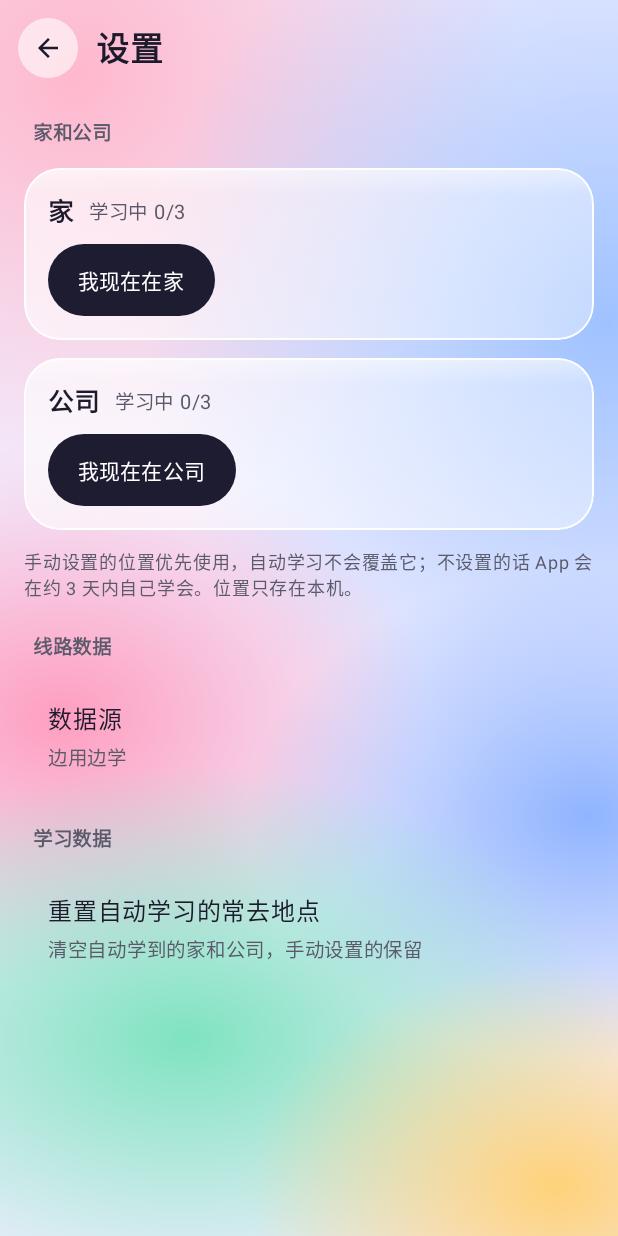
After one commit to Invalided/CommuteCapsule, an Android app built with Jetpack Compose: the composable SettingsScreen shown on its own in the app's theme, on a phone screen of 412 x 824 dp. The commit adds this screen. Run offline under Robolectric (Android 15) with nearby library versions, the phone set to English and light mode, and no system bars; pictures from the network do not load.

Commit message:
Allow setting home and work manually and add a settings page
- Places: add setManual, clearManual, manual and learned. A manually set
  home or work location takes precedence over learned results; automatic
  learning only updates its own votes and samples and never changes or
  removes a manual setting. Resetting learned places keeps manual ones.
- Add PlacesSetup: set home or work from the current location (fixes
  less accurate than 200 m are rejected), switch back to automatic
  learning, and show the learning progress.
- Add a settings page, reachable from the home menu, with home and work,
  the data source, and resetting learned places.
- Add PlacesManualTest for the stored format.

```diff
--- a/app/src/main/java/com/busnotice/commute/Places.kt
+++ b/app/src/main/java/com/busnotice/commute/Places.kt
@@ -16,7 +16,8 @@ import java.time.ZoneId
  *     夜里（21 点–次日 7 点前）样本最多、且跨 ≥ 3 天的点 = 家；工作日白天（10–17 点前）样本最多、跨 ≥ 3 天的另一个点 = 公司。
  *     采样点只存本机，不进导出轨迹。采样学出来的就用采样的，没学出来才用 1、2 的投票。
  * 同类的票 150 米内并成一个点（按精度加权的滑动中心），≥ 3 票且来自 ≥ 2 天才算确认。
- * 目前只用来显示状态，不参与任何行程判断。
+ * 用户也可以手动设置家 / 公司（用当时的定位）：手动设置优先于自动学到的结果，自动学习只更新自己的数据，
+ * 永远不会覆盖或清除手动设置；只有用户自己能修改或清除。
  */
 object Places {
     enum class Kind { HOME, WORK }
@@ -194,8 +195,46 @@ object Places {
         return (derivedBest?.get(k) ?: 0).coerceAtMost(NEED_SAMPLE_DAYS)
     }
 
-    /** 确认的地点：先用采样学出来的，没有才用投票的 */
+    // ---------- 手动设置 ----------
+    private fun manualKey(k: Kind) = "manual_${k.name}"
+
+    /** 用户手动设置的位置；没有设置返回 null */
+    fun manual(ctx: Context, kind: Kind): Pair<Double, Double>? {
+        val raw = ctx.getSharedPreferences(PREFS, Context.MODE_PRIVATE).getString(manualKey(kind), null) ?: return null
+        return parseManual(raw)
+    }
+
+    /** 手动设置家 / 公司（只由用户操作调用）；之后自动学习不会改动它 */
+    fun setManual(ctx: Context, kind: Kind, lat: Double, lng: Double) {
+        if (lat.isNaN() || lng.isNaN()) return
+        ctx.getSharedPreferences(PREFS, Context.MODE_PRIVATE).edit().putString(manualKey(kind), formatManual(lat, lng)).apply()
+    }
+
+    /** 清除手动设置，改回自动学习的结果 */
+    fun clearManual(ctx: Context, kind: Kind) {
+        ctx.getSharedPreferences(PREFS, Context.MODE_PRIVATE).edit().remove(manualKey(kind)).apply()
+    }
+
+    fun formatManual(lat: Double, lng: Double) = "$lat,$lng"
+
+    fun parseManual(raw: String): Pair<Double, Double>? {
+        val p = raw.split(',')
+        if (p.size != 2) return null
+        val la = p[0].trim().toDoubleOrNull() ?: return null
+        val ln = p[1].trim().toDoubleOrNull() ?: return null
+        return if (la.isNaN() || ln.isNaN()) null else la to ln
+    }
+
+    /** 自动学到的地点（不含手动设置）：先用采样学出来的，没有才用投票的 */
+    @Synchronized
+    fun learned(ctx: Context, kind: Kind): Pair<Double, Double>? {
+        derive(ctx)[kind]?.let { return it.lat to it.lng }
+        return load(ctx).filter { it.kind == kind && it.confirmed }.maxByOrNull { it.votes }?.let { it.lat to it.lng }
+    }
+
+    /** 确认的地点：手动设置优先，其次是采样学出来的，最后是投票的 */
     private fun confirmed(ctx: Context, kind: Kind): Pair<Double, Double>? {
+        manual(ctx, kind)?.let { return it }
         derive(ctx)[kind]?.let { return it.lat to it.lng }
         return load(ctx).filter { it.kind == kind && it.confirmed }.maxByOrNull { it.votes }?.let { it.lat to it.lng }
     }
@@ -222,7 +261,7 @@ object Places {
     /** 单个地点的进度 0..3（首页分别显示「家」「公司」的学习进度） */
     @Synchronized
     fun progressOf(ctx: Context, k: Kind): Int {
-        if (derive(ctx)[k] != null) return NEED_VOTES
+        if (manual(ctx, k) != null || derive(ctx)[k] != null) return NEED_VOTES
         val v = load(ctx).filter { it.kind == k }.maxOfOrNull { c ->
             if (c.confirmed) NEED_VOTES else c.votes.coerceAtMost(if (c.days.size >= NEED_DAYS) NEED_VOTES else NEED_VOTES - 1)
         } ?: 0
@@ -231,10 +270,13 @@ object Places {
 
     fun bothConfirmed(ctx: Context) = Kind.values().all { confirmed(ctx, it) != null }
 
+    /** 清空自动学习的数据（投票和采样）；手动设置的家 / 公司保留 */
     @Synchronized
     fun reset(ctx: Context) {
         cache = mutableListOf(); samplesCache = mutableListOf(); derivedCache = null; derivedBest = null
-        ctx.getSharedPreferences(PREFS, Context.MODE_PRIVATE).edit().clear().apply()
+        val sp = ctx.getSharedPreferences(PREFS, Context.MODE_PRIVATE)
+        val keep = Kind.values().mapNotNull { k -> sp.getString(manualKey(k), null)?.let { manualKey(k) to it } }
+        sp.edit().clear().apply { keep.forEach { (k, v) -> putString(k, v) } }.apply()
     }
 
     fun text(l: Label): String? = when (l) {
--- /dev/null
+++ b/app/src/main/java/com/busnotice/commute/ui/PlacesSetup.kt
@@ -0,0 +1,96 @@
+package com.busnotice.commute.ui
+
+import android.Manifest
+import android.content.pm.PackageManager
+import android.widget.Toast
+import androidx.compose.foundation.isSystemInDarkTheme
+import androidx.compose.foundation.layout.Arrangement
+import androidx.compose.foundation.layout.Column
+import androidx.compose.foundation.layout.Row
+import androidx.compose.foundation.layout.Spacer
+import androidx.compose.foundation.layout.height
+import androidx.compose.foundation.layout.width
+import androidx.compose.material3.Text
+import androidx.compose.runtime.Composable
+import androidx.compose.runtime.getValue
+import androidx.compose.runtime.mutableStateOf
+import androidx.compose.runtime.remember
+import androidx.compose.runtime.rememberCoroutineScope
+import androidx.compose.runtime.setValue
+import androidx.compose.ui.Alignment
+import androidx.compose.ui.Modifier
+import androidx.compose.ui.platform.LocalContext
+import androidx.compose.ui.text.font.FontWeight
+import androidx.compose.ui.unit.dp
+import androidx.compose.ui.unit.sp
+import com.busnotice.commute.Loc
+import com.busnotice.commute.Places
+import kotlinx.coroutines.launch
+
+/**
+ * 家和公司：可以用当前位置手动设置，也可以交给 App 自己学（约 3 天）。
+ * 手动设置优先，自动学习不会覆盖；清除手动设置后改用自动学到的结果。
+ */
+@Composable
+fun PlacesSetup(modifier: Modifier = Modifier) {
+    val ctx = LocalContext.current
+    val dark = isSystemInDarkTheme()
+    var ver by remember { mutableStateOf(0) }
+    Column(modifier, verticalArrangement = Arrangement.spacedBy(12.dp)) {
+        PlaceRow(Places.Kind.HOME, "家", ver) { ver++ }
+        PlaceRow(Places.Kind.WORK, "公司", ver) { ver++ }
+        val locOk = ctx.checkSelfPermission(Manifest.permission.ACCESS_FINE_LOCATION) == PackageManager.PERMISSION_GRANTED ||
+            ctx.checkSelfPermission(Manifest.permission.ACCESS_COARSE_LOCATION) == PackageManager.PERMISSION_GRANTED
+        Text(
+            (if (locOk) "" else "用当前位置设置需要先允许定位。") +
+                "手动设置的位置优先使用，自动学习不会覆盖它；不设置的话 App 会在约 3 天内自己学会。位置只存在本机。",
+            fontSize = 12.sp, lineHeight = 17.sp, color = Fuse.dim(dark),
+        )
+    }
+}
+
+@Composable
+private fun PlaceRow(kind: Places.Kind, name: String, ver: Int, onChanged: () -> Unit) {
+    val ctx = LocalContext.current
+    val dark = isSystemInDarkTheme()
+    val scope = rememberCoroutineScope()
+    var locating by remember { mutableStateOf(false) }
+    val manual = remember(ver) { Places.manual(ctx, kind) != null }
+    val learned = remember(ver) { runCatching { Places.learned(ctx, kind) != null }.getOrDefault(false) }
+    val progress = remember(ver) { runCatching { Places.progressOf(ctx, kind) }.getOrDefault(0) }
+    GlassCard {
+        Row(verticalAlignment = Alignment.CenterVertically) {
+            Text(name, fontSize = 17.sp, fontWeight = FontWeight.Bold, color = Fuse.ink(dark))
+            Spacer(Modifier.width(10.dp))
+            Text(
+                when {
+                    manual -> "已手动设置"
+                    learned -> "已自动学到"
+                    else -> "学习中 $progress/3"
+                },
+                fontSize = 13.sp, color = if (manual || learned) Fuse.BusGreen else Fuse.dim(dark),
+            )
+        }
+        Spacer(Modifier.height(10.dp))
+        Row(horizontalArrangement = Arrangement.spacedBy(8.dp)) {
+            PillButton(secondary = manual, onClick = {
+                if (locating) return@PillButton
+                locating = true
+                scope.launch {
+                    val l = Loc.current(ctx)
+                    locating = false
+                    if (l == null) Toast.makeText(ctx, "定位失败，请确认已允许定位", Toast.LENGTH_SHORT).show()
+                    else if (l.accuracy > 200f) Toast.makeText(ctx, "定位误差较大（约 ${l.accuracy.toInt()} 米），稍后再试", Toast.LENGTH_SHORT).show()
+                    else {
+                        Places.setManual(ctx, kind, l.latitude, l.longitude)
+                        Toast.makeText(ctx, "已把当前位置设为$name", Toast.LENGTH_SHORT).show()
+                        onChanged()
+                    }
+                }
+            }) { Text(if (locating) "定位中…" else if (manual) "重新设为当前位置" else "我现在在$name") }
+            if (manual) PillButton(secondary = true, onClick = { Places.clearManual(ctx, kind); onChanged() }) {
+                Text("改为自动学习")
+            }
+        }
+    }
+}
--- /dev/null
+++ b/app/src/main/java/com/busnotice/commute/ui/SettingsScreen.kt
@@ -0,0 +1,71 @@
+package com.busnotice.commute.ui
+
+import androidx.compose.foundation.isSystemInDarkTheme
+import androidx.compose.runtime.Composable
+import androidx.compose.runtime.getValue
+import androidx.compose.runtime.mutableStateOf
+import androidx.compose.runtime.remember
+import androidx.compose.runtime.setValue
+import androidx.compose.ui.platform.LocalContext
+import android.widget.Toast
+import com.busnotice.commute.Places
+import com.busnotice.commute.Transit
+
+/** 设置：家和公司、线路数据、后台保活体检、首次引导 */
+@Composable
+fun SettingsScreen(
+    onBack: () -> Unit,
+    onKeepalive: (() -> Unit)? = null,
+    onOnboarding: (() -> Unit)? = null,
+) {
+    val ctx = LocalContext.current
+    val dark = isSystemInDarkTheme()
+    var sourceOpen by remember { mutableStateOf(false) }
+    var confirmReset by remember { mutableStateOf(false) }
+    var resetVer by remember { mutableStateOf(0) }
+    GlassPage(title = "设置", onBack = onBack) {
+        sectionHeader("家和公司")
+        item { androidx.compose.runtime.key(resetVer) { PlacesSetup() } }
+        sectionHeader("线路数据")
+        item {
+            GlassRow(
+                headline = "数据源",
+                supporting = when {
+                    Transit.hasExtraSource -> Transit.static.title
+                    Transit.mode == Transit.DataMode.DEMO -> "演示数据（虚构城市）"
+                    else -> "边用边学"
+                },
+                onClick = { sourceOpen = true },
+            )
+        }
+        if (onKeepalive != null || onOnboarding != null) sectionHeader("后台与引导")
+        if (onKeepalive != null) item {
+            GlassRow(headline = "后台保活体检", supporting = "检查系统和手机厂商的后台设置", onClick = onKeepalive)
+        }
+        if (onOnboarding != null) item {
+            GlassRow(headline = "重新打开首次引导", supporting = "从欢迎页开始，已有的行程和设置不受影响", onClick = onOnboarding)
+        }
+        sectionHeader("学习数据")
+        item {
+            GlassRow(headline = "重置自动学习的常去地点", supporting = "清空自动学到的家和公司，手动设置的保留",
+                onClick = { confirmReset = true })
+        }
+    }
+    if (sourceOpen) SourceDialog(dark) { sourceOpen = false }
+    if (confirmReset) {
+        androidx.compose.material3.AlertDialog(
+            onDismissRequest = { confirmReset = false },
+            shape = DialogShape, containerColor = Fuse.surface(dark),
+            titleContentColor = Fuse.ink(dark), textContentColor = Fuse.ink(dark),
+            title = { androidx.compose.material3.Text("重置常去地点？") },
+            text = { androidx.compose.material3.Text("自动学到的家和公司会清空并重新学习；手动设置的位置保留。") },
+            confirmButton = {
+                DialogButton("重置", primary = true, onClick = {
+                    Places.reset(ctx); confirmReset = false; resetVer++
+                    Toast.makeText(ctx, "已清空，会重新学习", Toast.LENGTH_SHORT).show()
+                })
+            },
+            dismissButton = { DialogButton("取消", onClick = { confirmReset = false }) },
+        )
+    }
+}
```
Also changed, not shown: app/src/main/java/com/busnotice/commute/ui/App.kt (+8 -1 lines), app/src/main/java/com/busnotice/commute/ui/HomeScreen.kt (+6 -2 lines), 1 other file.
